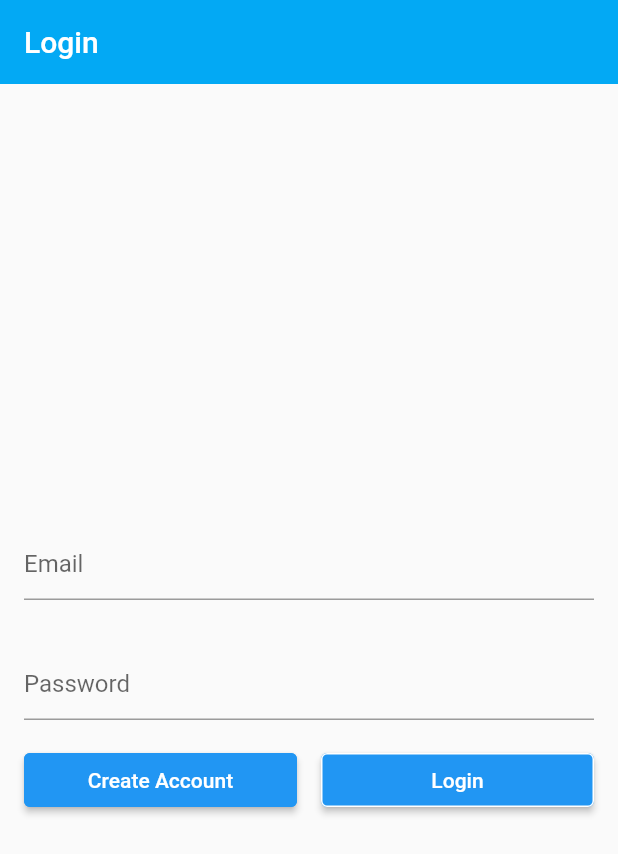
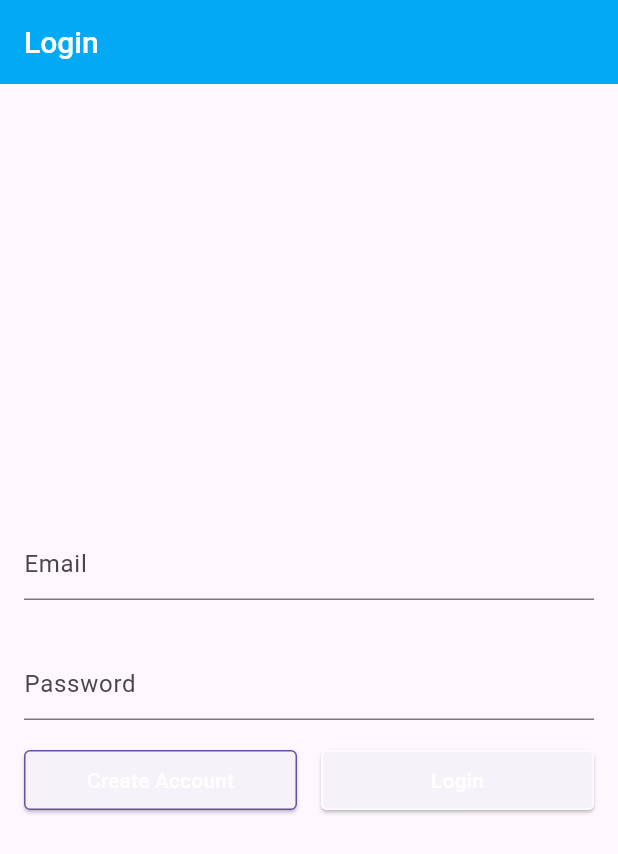
Before and after one commit to manuelduarte077/cart_app, a Flutter app: the screen it shows after launch, on a phone screen of 412 x 824 dp. Shown: the top 854 px of the screen. Run offline on Flutter 3.47's test engine with Material 2 defaults, Android fonts, the phone set to English and light mode, and no system bars; our stand-ins replace extended_masked_text, go_router, shared_preferences.

Commit message:
usign material 3 (#1)

```diff
--- a/lib/app/app.dart
+++ b/lib/app/app.dart
@@ -35,9 +35,9 @@ class MyApp extends StatelessWidget {
             routeInformationParser: router.routeInformationParser,
             routerDelegate: router.routerDelegate,
             debugShowCheckedModeBanner: false,
-            title: 'Navigation App',
             theme: ThemeData(
-              primarySwatch: Colors.blue,
+              useMaterial3: true,
+              primarySwatch: Colors.indigo,
             ),
           );
         },
--- a/lib/screen/payment.dart
+++ b/lib/screen/payment.dart
@@ -25,7 +25,7 @@ class _PaymentState extends State<Payment> {
         title: const Text(
           'Payment',
           style: TextStyle(
-              fontSize: 20, fontWeight: FontWeight.w500, color: Colors.white),
+              fontSize: 20, fontWeight: FontWeight.w500, color: Colors.black),
         ),
       ),
       body: SingleChildScrollView(
@@ -105,7 +105,7 @@ class _PaymentState extends State<Payment> {
                 onPressed: () => Navigator.pop(context),
                 child: const Text(
                   'Update',
-                  style: TextStyle(color: Colors.white),
+                  style: TextStyle(color: Colors.black),
                 ),
               ),
             ),
--- a/lib/screen/profile/personal_info.dart
+++ b/lib/screen/profile/personal_info.dart
@@ -22,7 +22,7 @@ class _PersonalInfoState extends State<PersonalInfo> {
         title: const Text(
           'Personal Info',
           style: TextStyle(
-              fontSize: 20, fontWeight: FontWeight.w500, color: Colors.white),
+              fontSize: 20, fontWeight: FontWeight.w500, color: Colors.black),
         ),
       ),
       body: SingleChildScrollView(
@@ -108,7 +108,7 @@ class _PersonalInfoState extends State<PersonalInfo> {
               onPressed: () => Navigator.pop(context),
               child: const Text(
                 'Update',
-                style: TextStyle(color: Colors.white),
+                style: TextStyle(color: Colors.black),
               ),
             ),
           ],
--- a/lib/screen/profile/signin_info.dart
+++ b/lib/screen/profile/signin_info.dart
@@ -85,7 +85,7 @@ class _SigninInfoState extends State<SigninInfo> {
               onPressed: () => Navigator.pop(context),
               child: const Text(
                 'Change Password',
-                style: TextStyle(color: Colors.white),
+                style: TextStyle(color: Colors.black),
               ),
             ),
             const SizedBox(
@@ -107,7 +107,7 @@ class _SigninInfoState extends State<SigninInfo> {
               },
               child: const Text(
                 'Sign Out',
-                style: TextStyle(color: Colors.white),
+                style: TextStyle(color: Colors.black),
               ),
             ),
           ],
--- a/lib/screen/shopping/details.dart
+++ b/lib/screen/shopping/details.dart
@@ -19,7 +19,7 @@ class Details extends StatelessWidget {
         title: const Text(
           'Details',
           style: TextStyle(
-              fontSize: 20, fontWeight: FontWeight.w500, color: Colors.white),
+              fontSize: 20, fontWeight: FontWeight.w500, color: Colors.black),
         ),
       ),
       body: Center(
@@ -48,7 +48,7 @@ class Details extends StatelessWidget {
               },
               child: const Text(
                 'Add To Cart',
-                style: TextStyle(color: Colors.white),
+                style: TextStyle(color: Colors.black),
               ),
             ),
           ],
```
